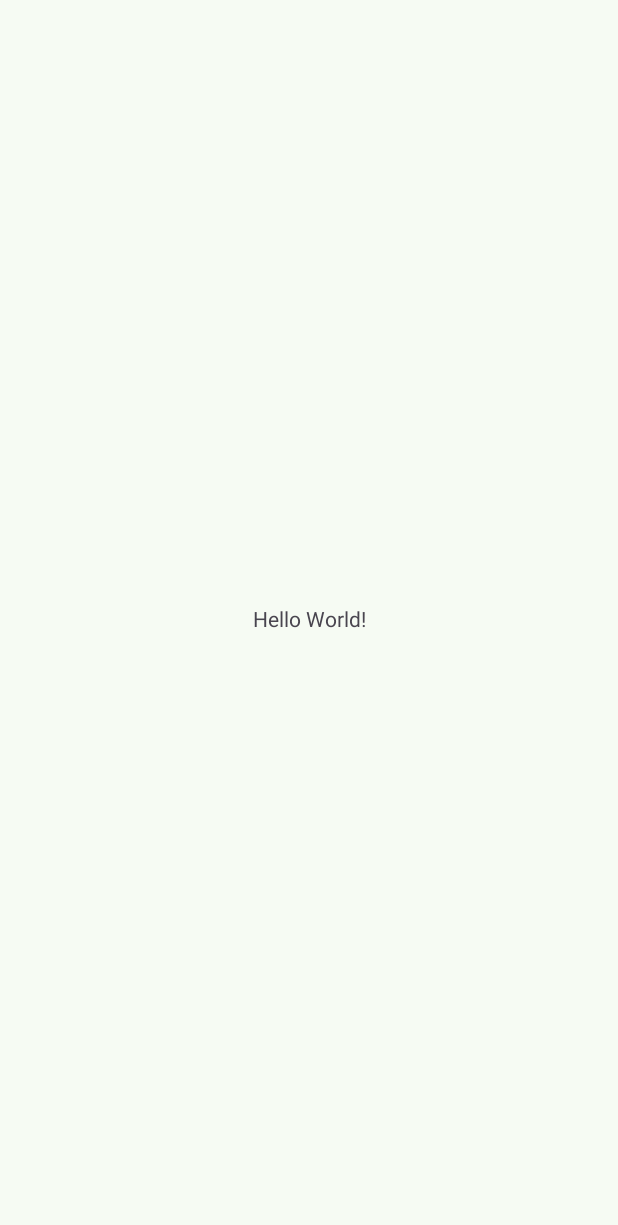
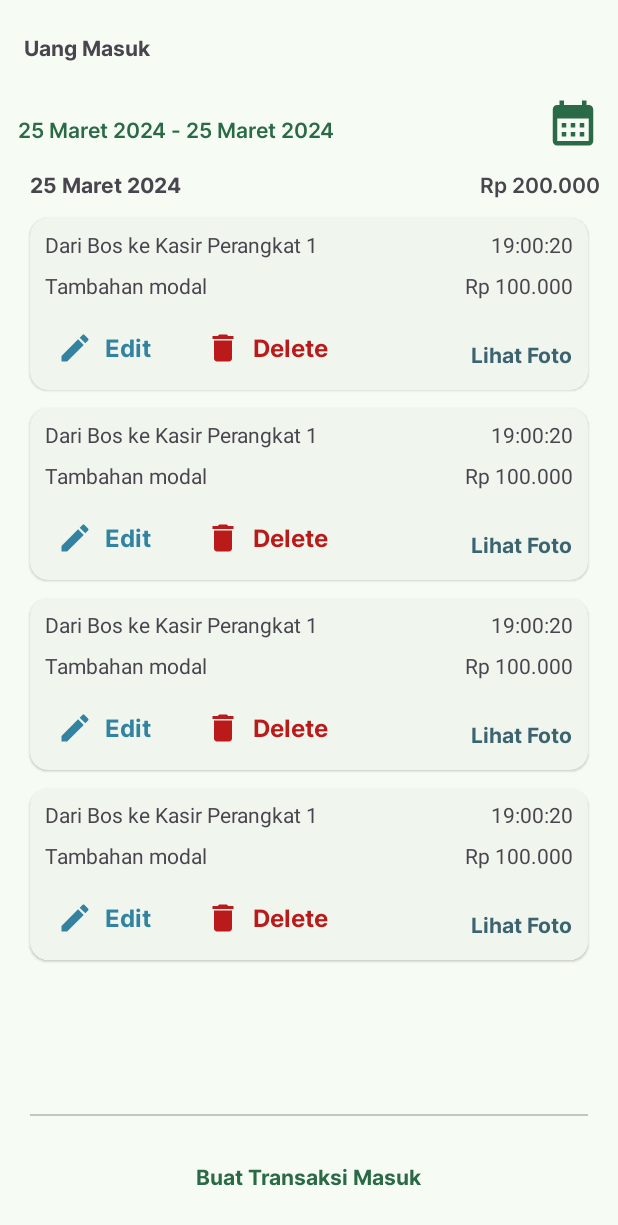
Before and after one commit to notsatria/pos-app-nutapos, an Android app: the screen it shows after launch (MainActivity), on a phone screen of 412 x 824 dp. Before the commit the part shown is almost empty. Shown: the top 1225 px of the screen. Run offline under Robolectric (Android 15) with nearby library versions, the phone set to English and light mode, and no system bars.

Commit message:
feat: handle different adapter for portrait and landscape

```diff
--- /dev/null
+++ b/app/src/main/java/com/notsatria/posapp/models/Transaction.kt
@@ -0,0 +1,10 @@
+package com.notsatria.posapp.models
+
+data class Transaction(
+    val time: String,
+    val to: String,
+    val from: String,
+    val description: String,
+    val amount: String,
+    val date: String,
+)
--- /dev/null
+++ b/app/src/main/java/com/notsatria/posapp/ui/adapter/DaftarUangMasukAdapter.kt
@@ -0,0 +1,40 @@
+package com.notsatria.posapp.ui.adapter
+
+import android.view.LayoutInflater
+import android.view.ViewGroup
+import androidx.recyclerview.widget.RecyclerView
+import com.notsatria.posapp.databinding.ItemUangMasukCardBinding
+import com.notsatria.posapp.models.Transaction
+
+class DaftarUangMasukAdapter(private val transactionList: List<Transaction>) :
+    RecyclerView.Adapter<DaftarUangMasukAdapter.ViewHolder>() {
+
+    override fun onCreateViewHolder(parent: ViewGroup, viewType: Int): ViewHolder {
+        val binding = ItemUangMasukCardBinding.inflate(
+            LayoutInflater.from(parent.context),
+            parent,
+            false
+        )
+        return ViewHolder(binding)
+    }
+
+    override fun onBindViewHolder(holder: ViewHolder, position: Int) {
+        holder.bindItem(
+            transactionList[position]
+        )
+    }
+
+    override fun getItemCount(): Int = transactionList.size
+
+    class ViewHolder(private val binding: ItemUangMasukCardBinding) :
+        RecyclerView.ViewHolder(binding.root) {
+        fun bindItem(transaction: Transaction) {
+            with(binding) {
+                tvMasukKe.text = "Dari ${transaction.from} ke ${transaction.to}"
+                tvJam.text = transaction.time
+                tvJumlah.text = transaction.amount
+                tvKeterangan.text = transaction.description
+            }
+        }
+    }
+}
--- a/app/src/main/java/com/notsatria/posapp/ui/main/DaftarUangMasukFragment.kt
+++ b/app/src/main/java/com/notsatria/posapp/ui/main/DaftarUangMasukFragment.kt
@@ -1,60 +1,135 @@
 package com.notsatria.posapp.ui.main
 
+import android.content.res.Configuration
 import android.os.Bundle
 import androidx.fragment.app.Fragment
 import android.view.LayoutInflater
 import android.view.View
 import android.view.ViewGroup
+import androidx.recyclerview.widget.LinearLayoutManager
 import com.notsatria.posapp.R
+import com.notsatria.posapp.databinding.FragmentDaftarUangMasukBinding
+import com.notsatria.posapp.models.Footer
+import com.notsatria.posapp.models.Header
+import com.notsatria.posapp.models.Item
+import com.notsatria.posapp.models.Transaction
+import com.notsatria.posapp.ui.adapter.DaftarUangMasukAdapter
+import com.notsatria.posapp.ui.adapter.TableAdapter
 
-// TODO: Rename parameter arguments, choose names that match
-// the fragment initialization parameters, e.g. ARG_ITEM_NUMBER
-private const val ARG_PARAM1 = "param1"
-private const val ARG_PARAM2 = "param2"
 
-/**
- * A simple [Fragment] subclass.
- * Use the [DaftarUangMasukFragment.newInstance] factory method to
- * create an instance of this fragment.
- */
 class DaftarUangMasukFragment : Fragment() {
-    // TODO: Rename and change types of parameters
-    private var param1: String? = null
-    private var param2: String? = null
+    private var _binding: FragmentDaftarUangMasukBinding? = null
+    private val binding get() = _binding!!
 
-    override fun onCreate(savedInstanceState: Bundle?) {
-        super.onCreate(savedInstanceState)
-        arguments?.let {
-            param1 = it.getString(ARG_PARAM1)
-            param2 = it.getString(ARG_PARAM2)
-        }
-    }
+    private val transactions: List<Transaction> = listOf(
+        Transaction(
+            "19:00:20",
+            "Kasir Perangkat 1",
+            "Bos",
+            "Tambahan modal",
+            "Rp 100.000",
+            "25 Maret 2024"
+        ),
+        Transaction(
+            "19:00:20",
+            "Kasir Perangkat 1",
+            "Bos",
+            "Tambahan modal",
+            "Rp 100.000",
+            "25 Maret 2024"
+        ),
+        Transaction(
+            "19:00:20",
+            "Kasir Perangkat 1",
+            "Bos",
+            "Tambahan modal",
+            "Rp 100.000",
+            "26 Maret 2024"
+        ),
+        Transaction(
+            "19:00:20",
+            "Kasir Perangkat 1",
+            "Bos",
+            "Tambahan modal",
+            "Rp 100.000",
+            "26 Maret 2024"
+        )
+    )
 
     override fun onCreateView(
         inflater: LayoutInflater, container: ViewGroup?,
         savedInstanceState: Bundle?
     ): View? {
-        // Inflate the layout for this fragment
-        return inflater.inflate(R.layout.fragment_daftar_uang_masuk, container, false)
+        _binding = FragmentDaftarUangMasukBinding.inflate(inflater, container, false)
+
+        showUangMasukRvPortrait(transactions)
+
+        return binding.root
     }
 
-    companion object {
-        /**
-         * Use this factory method to create a new instance of
-         * this fragment using the provided parameters.
-         *
-         * @param param1 Parameter 1.
-         * @param param2 Parameter 2.
-         * @return A new instance of fragment DaftarUangMasukFragment.
-         */
-        // TODO: Rename and change types and number of parameters
-        @JvmStatic
-        fun newInstance(param1: String, param2: String) =
-            DaftarUangMasukFragment().apply {
-                arguments = Bundle().apply {
-                    putString(ARG_PARAM1, param1)
-                    putString(ARG_PARAM2, param2)
+    private fun showUangMasukRvPortrait(transactionList: List<Transaction>) {
+        val orientation = resources.configuration.orientation
+
+        binding.rvDaftarUangMasuk!!.apply {
+            layoutManager = LinearLayoutManager(
+                requireContext(),
+                LinearLayoutManager.VERTICAL,
+                false
+            )
+            if (orientation == Configuration.ORIENTATION_PORTRAIT) {
+                adapter = DaftarUangMasukAdapter(transactionList)
+            } else if (orientation == Configuration.ORIENTATION_LANDSCAPE) {
+                val data = mapTransactionsToTableData(transactionList)
+                adapter = TableAdapter(data)
+            }
+
+        }
+    }
+
+    private fun mapTransactionsToTableData(transactions: List<Transaction>): List<Any> {
+        val data = mutableListOf<Any>()
+        var currentHeader: Header? = null
+        var currentTotal = 0
+
+        transactions.forEach { transaction ->
+            // Add a new header if the date is different
+            if (currentHeader?.date != transaction.date) {
+                currentHeader?.let {
+                    // Add the footer for the previous date
+                    data.add(Footer("Rp ${currentTotal}"))
                 }
+                currentHeader = Header(transaction.date)
+                currentHeader?.let {
+                    data.add(it)
+                }
+                currentTotal = 0 // Reset the total for the new date
             }
+
+            // Add the transaction as an item
+            val item = Item(
+                time = transaction.time,
+                to = transaction.to,
+                from = transaction.from,
+                description = transaction.description,
+                amount = transaction.amount
+            )
+            data.add(item)
+
+            // Update the total for the current date
+            currentTotal += transaction.amount.replace("Rp ", "").replace(".", "").toInt()
+        }
+
+        // Add the footer for the last date
+        currentHeader?.let {
+            data.add(Footer("Rp ${currentTotal}"))
+        }
+
+        return data
+    }
+
+
+    override fun onDestroyView() {
+        super.onDestroyView()
+        _binding = null
     }
 }
--- a/app/src/main/java/com/notsatria/posapp/ui/main/MainActivity.kt
+++ b/app/src/main/java/com/notsatria/posapp/ui/main/MainActivity.kt
@@ -6,8 +6,13 @@ import androidx.appcompat.app.AppCompatActivity
 import androidx.core.view.ViewCompat
 import androidx.core.view.WindowInsetsCompat
 import com.notsatria.posapp.R
+import com.notsatria.posapp.databinding.ActivityMainBinding
+import com.notsatria.posapp.models.Transaction
 
 class MainActivity : AppCompatActivity() {
+
+    private val binding by lazy { ActivityMainBinding.inflate(layoutInflater) }
+
     override fun onCreate(savedInstanceState: Bundle?) {
         super.onCreate(savedInstanceState)
         enableEdgeToEdge()
@@ -17,5 +22,16 @@ class MainActivity : AppCompatActivity() {
             v.setPadding(systemBars.left, systemBars.top, systemBars.right, systemBars.bottom)
             insets
         }
+
+        if (binding.fragmentContainer != null) {
+            if (savedInstanceState != null) {
+                return
+            }
+
+            val daftarUangMasukFragment = DaftarUangMasukFragment()
+
+            supportFragmentManager.beginTransaction()
+                .add(R.id.fragment_container, daftarUangMasukFragment).commit()
+        }
     }
 }
--- /dev/null
+++ b/app/src/main/res/drawable/bg_table_header.xml
@@ -0,0 +1,11 @@
+<?xml version="1.0" encoding="utf-8"?>
+<shape xmlns:android="http://schemas.android.com/apk/res/android"
+    android:shape="rectangle">
+
+    <solid android:color="@color/md_theme_surfaceContainer" />
+    <corners android:radius="8dp" />
+    <stroke
+        android:width="2dp"
+        android:color="@color/md_theme_outline" />
+
+</shape>
--- /dev/null
+++ b/app/src/main/res/layout-land/fragment_daftar_uang_masuk.xml
@@ -0,0 +1,135 @@
+<?xml version="1.0" encoding="utf-8"?>
+<FrameLayout xmlns:android="http://schemas.android.com/apk/res/android"
+    xmlns:app="http://schemas.android.com/apk/res-auto"
+    xmlns:tools="http://schemas.android.com/tools"
+    android:layout_width="match_parent"
+    android:layout_height="match_parent"
+    tools:context=".ui.main.DaftarUangMasukFragment">
+
+    <androidx.constraintlayout.widget.ConstraintLayout
+        android:layout_width="match_parent"
+        android:layout_height="match_parent">
+
+        <androidx.appcompat.widget.Toolbar
+            android:id="@+id/toolbar"
+            android:layout_width="match_parent"
+            android:layout_height="wrap_content"
+            android:background="?attr/colorPrimary"
+            android:backgroundTint="@color/md_theme_surface"
+            android:elevation="2dp"
+            android:minHeight="?attr/actionBarSize"
+            android:theme="?attr/actionBarTheme"
+            app:layout_constraintEnd_toEndOf="parent"
+            app:layout_constraintStart_toStartOf="parent"
+            app:layout_constraintTop_toTopOf="parent"
+            app:title="Uang Masuk"
+            app:titleTextAppearance="@style/Inter.Bold" />
+
+        <TextView
+            android:id="@+id/tvDateRange"
+            style="@style/Inter.SemiBold"
+            android:layout_width="wrap_content"
+            android:layout_height="wrap_content"
+            android:layout_marginStart="12dp"
+            android:layout_marginTop="12dp"
+            android:text="25 Maret 2024 - 25 Maret 2024"
+            android:textColor="@color/md_theme_primary"
+            app:layout_constraintStart_toStartOf="parent"
+            app:layout_constraintTop_toBottomOf="@id/toolbar" />
+
+        <ImageView
+            android:layout_width="36dp"
+            android:layout_height="36dp"
+            android:layout_marginEnd="12dp"
+            android:foregroundGravity="center"
+            android:src="@drawable/ic_calendar"
+            app:layout_constraintEnd_toEndOf="parent"
+            app:layout_constraintTop_toBottomOf="@id/toolbar"
+            app:tint="@color/md_theme_primary" />
+
+        <LinearLayout
+            android:id="@+id/llHeader"
+            android:layout_width="match_parent"
+            android:layout_height="wrap_content"
+            android:layout_marginHorizontal="20dp"
+            android:layout_marginTop="12dp"
+            android:background="@drawable/bg_table_header"
+            android:orientation="horizontal"
+            android:padding="8dp"
+            app:layout_constraintEnd_toEndOf="parent"
+            app:layout_constraintStart_toStartOf="parent"
+            app:layout_constraintTop_toBottomOf="@id/tvDateRange">
+
+            <TextView
+                android:id="@+id/tvWaktu"
+                android:layout_width="0dp"
+                android:layout_height="wrap_content"
+                android:layout_weight="1"
+                android:text="Jam" />
+
+            <TextView
+                android:id="@+id/tvMasukKe"
+                android:layout_width="0dp"
+                android:layout_height="wrap_content"
+                android:layout_weight="2"
+                android:text="Masuk Ke" />
+
+            <TextView
+                android:id="@+id/tvTerimaDari"
+                android:layout_width="0dp"
+                android:layout_height="wrap_content"
+                android:layout_weight="2"
+                android:text="Terima Dari" />
+
+            <TextView
+                android:id="@+id/tvKeterangan"
+                android:layout_width="0dp"
+                android:layout_height="wrap_content"
+                android:layout_weight="2"
+                android:text="Keterangan" />
+
+            <TextView
+                android:id="@+id/tvJumlah"
+                android:layout_width="0dp"
+                android:layout_height="wrap_content"
+                android:layout_weight="1"
+                android:text="Jumlah" />
+
+        </LinearLayout>
+
+        <androidx.recyclerview.widget.RecyclerView
+            android:id="@+id/rvDaftarUangMasuk"
+            android:layout_width="match_parent"
+            android:layout_height="0dp"
+            android:layout_marginTop="8dp"
+            app:layout_constraintBottom_toTopOf="@id/divider"
+            app:layout_constraintTop_toBottomOf="@id/llHeader"
+            tools:itemCount="8"
+            tools:listitem="@layout/layout_item" />
+
+        <com.google.android.material.divider.MaterialDivider
+            android:id="@+id/divider"
+            android:layout_width="match_parent"
+            android:layout_height="wrap_content"
+            android:layout_marginHorizontal="20dp"
+            android:layout_marginBottom="80dp"
+            app:layout_constraintBottom_toBottomOf="parent" />
+
+        <TextView
+            style="@style/Inter.Bold"
+            android:layout_width="wrap_content"
+            android:layout_height="wrap_content"
+            android:background="?android:attr/selectableItemBackground"
+            android:padding="16dp"
+            android:text="Buat Transaksi Masuk"
+            android:textColor="@color/md_theme_primary"
+            app:layout_constraintBottom_toBottomOf="parent"
+            app:layout_constraintEnd_toEndOf="parent"
+            app:layout_constraintStart_toStartOf="parent"
+            app:layout_constraintTop_toBottomOf="@id/divider" />
+
+
+    </androidx.constraintlayout.widget.ConstraintLayout>
+
+
+</FrameLayout>
--- a/app/src/main/res/layout/activity_main.xml
+++ b/app/src/main/res/layout/activity_main.xml
@@ -7,13 +7,9 @@
     android:layout_height="match_parent"
     tools:context=".ui.main.MainActivity">
 
-    <TextView
-        android:layout_width="wrap_content"
-        android:layout_height="wrap_content"
-        android:text="Hello World!"
-        app:layout_constraintBottom_toBottomOf="parent"
-        app:layout_constraintEnd_toEndOf="parent"
-        app:layout_constraintStart_toStartOf="parent"
-        app:layout_constraintTop_toTopOf="parent" />
+    <FrameLayout
+        android:id="@+id/fragment_container"
+        android:layout_width="match_parent"
+        android:layout_height="match_parent" />
 
 </androidx.constraintlayout.widget.ConstraintLayout>
```
Also changed, not shown: app/src/main/java/com/notsatria/posapp/models/Table.kt (added, +12 -0 lines), app/src/main/java/com/notsatria/posapp/ui/adapter/TableAdapter.kt (added, +92 -0 lines), app/src/main/res/drawable/bg_total_footer.xml (added, +8 -0 lines), app/src/main/res/layout/layout_footer.xml (added, +31 -0 lines), app/src/main/res/layout/layout_header.xml (added, +16 -0 lines), app/src/main/res/layout/layout_item.xml (added, +43 -0 lines).
